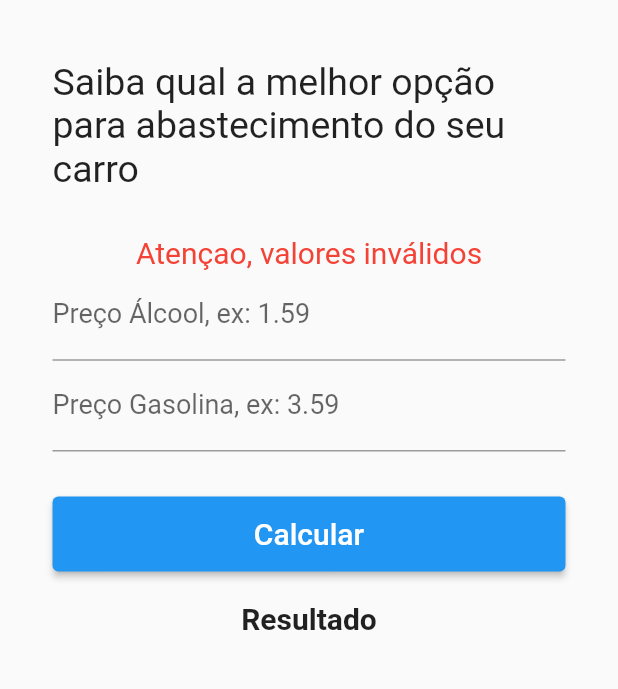
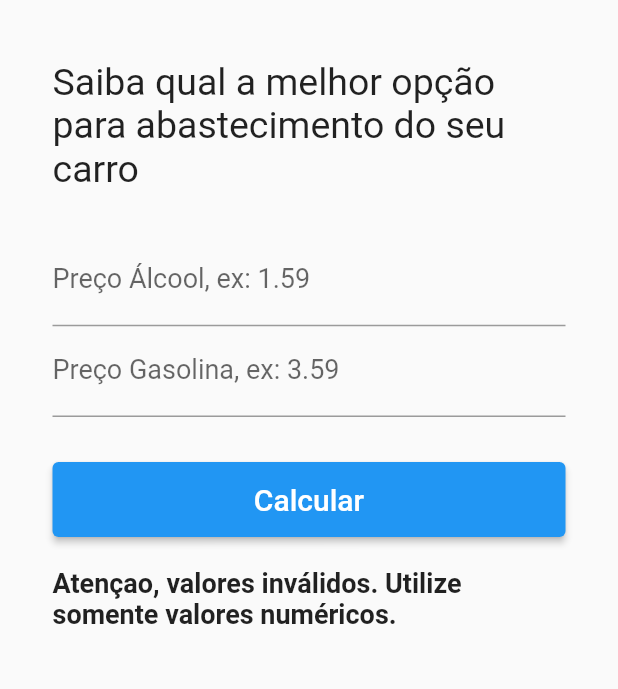
Before and after one commit to omarpandini/app_gasolina, a Flutter app: the screen it shows after launch, after a tap on "Calcular", on a phone screen of 412 x 824 dp, the part 270-959 px from its top. Run offline on Flutter 3.47's test engine with Material 2 defaults, Android fonts, the phone set to English and light mode, and no system bars.

Commit message:
inclusão

```diff
--- a/lib/main.dart
+++ b/lib/main.dart
@@ -34,10 +34,10 @@ class _BodyState extends State<Body> {
   final _logo = AssetImage('images/logo.png');
   final String _texto1 =
       'Saiba qual a melhor opção para abastecimento do seu carro';
+  String _resultado = '';
 
   var _estiloTexto1 = TextStyle(fontSize: 25);
   var _textoMsgErro = TextStyle(fontSize: 20, color: Colors.red);
-  var _msgErro = '';
 
   TextEditingController _textEditingController1 = TextEditingController();
   TextEditingController _textEditingController2 = TextEditingController();
@@ -48,8 +48,19 @@ class _BodyState extends State<Body> {
 
     print(precoAlcool);
     if (precoAlcool == null || precoGasolina == null) {
-      _msgErro = 'Atençao, valores inválidos';
-      print('Atençao, valores inválidos');
+      _resultado =
+          'Atençao, valores inválidos. Utilize somente valores numéricos.';
+    } else {
+      //Efetua o cálculo
+      double _result = precoAlcool / precoGasolina;
+
+      if (_result >= 0.7) {
+        _resultado = 'Melhor abastecer com gasolina';
+      } else {
+        _resultado = 'Melhor abastecer com álcool';
+      }
+
+      print('Resultado : ' + _result.toString());
     }
   }
 
@@ -72,10 +83,6 @@ class _BodyState extends State<Body> {
                 textAlign: TextAlign.start,
                 style: _estiloTexto1,
               ),
-            ),
-            Text(
-              '$_msgErro',
-              style: _textoMsgErro,
             ),
             SizedBox(
               width: double.infinity,
@@ -105,7 +112,7 @@ class _BodyState extends State<Body> {
                 child: ElevatedButton(
                     onPressed: () {
                       setState(() {
-                        _msgErro = '';
+                        _resultado = '';
                         _calcular();
                       });
                     },
@@ -118,8 +125,8 @@ class _BodyState extends State<Body> {
             Padding(
               padding: EdgeInsets.only(top: 20),
               child: Text(
-                'Resultado',
-                style: TextStyle(fontSize: 20, fontWeight: FontWeight.bold),
+                _resultado,
+                style: TextStyle(fontSize: 18, fontWeight: FontWeight.bold),
               ),
             )
           ],
```
